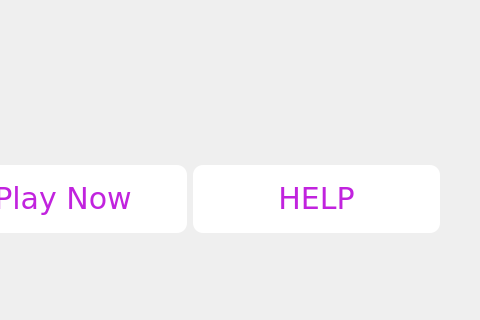
juliaDmiranda/MathGame, file ui/screen1.ui: the form before one commit; both pictures show x 111 to 591 and y 121 to 441 of the 591 by 441 pixel window.
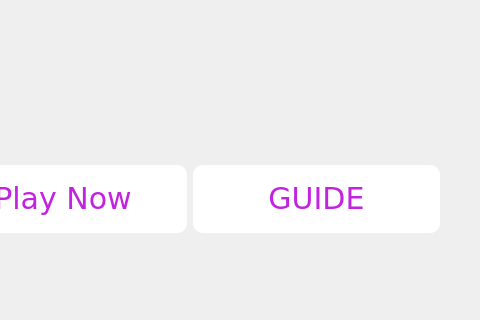
The form after the commit.

What changed in the file:
```diff
--- a/ui/screen1.ui
+++ b/ui/screen1.ui
@@ -28,6 +28,9 @@
    <property name="text">
     <string/>
    </property>
+   <property name="alignment">
+    <set>Qt::AlignCenter</set>
+   </property>
   </widget>
   <widget class="QWidget" name="horizontalLayoutWidget">
    <property name="geometry">
@@ -75,7 +78,7 @@
 	text-shadow:0px 1px 11px #9b14b3;</string>
       </property>
       <property name="text">
-       <string>HELP</string>
+       <string>GUIDE</string>
       </property>
      </widget>
     </item>
```
